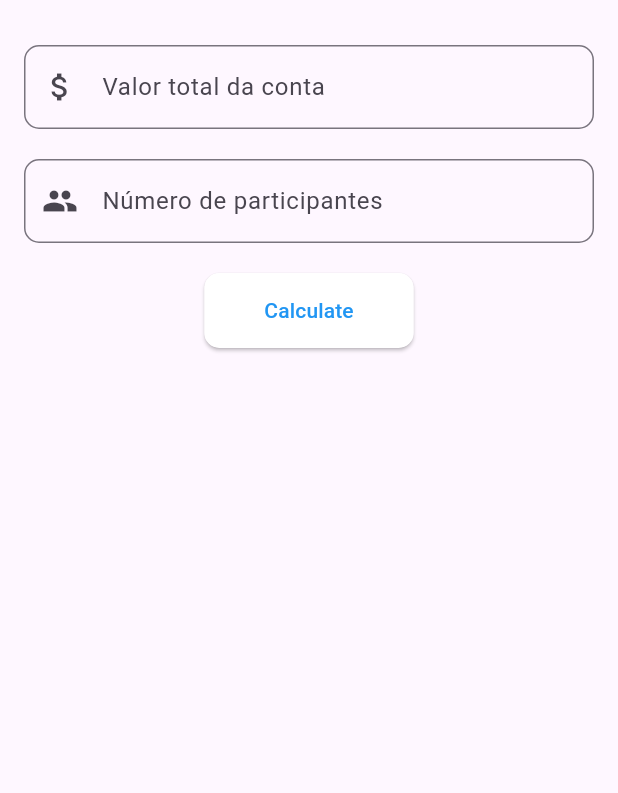
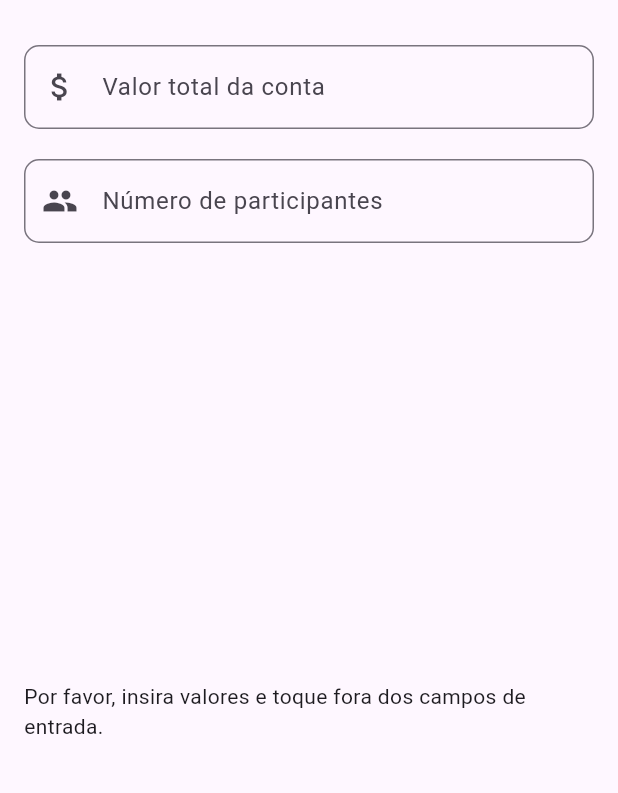
Before and after one commit to UildsonSantos/bill_spliter, a Flutter app: the screen it shows after launch, on a phone screen of 412 x 824 dp, the part 63-856 px from its top. Run offline on Flutter 3.47's test engine with Material 3 defaults, Android fonts, the phone set to English and light mode, and no system bars.

```diff
--- a/lib/main.dart
+++ b/lib/main.dart
@@ -31,17 +31,46 @@ class BillSplitterScreenState extends State<BillSplitterScreen> {
   final _formKey = GlobalKey<FormState>();
   final _totalAmountController = TextEditingController();
   final _numberOfPeopleController = TextEditingController();
+  final _totalAmountFocusNode = FocusNode();
+  final _numberOfPeopleFocusNode = FocusNode();
   final List<SplitAmount> _results = [];
+  int totalAmount = 0;
+  int numberOfPeople = 0;
+  double splitAmount = 0.0;
+
+  @override
+  void initState() {
+    super.initState();
+    _totalAmountFocusNode.addListener(_onFocusChange);
+    _numberOfPeopleFocusNode.addListener(_onFocusChange);
+  }
+
+  @override
+  void dispose() {
+    _totalAmountController.dispose();
+    _numberOfPeopleController.dispose();
+    _totalAmountFocusNode.removeListener(_onFocusChange);
+    _numberOfPeopleFocusNode.removeListener(_onFocusChange);
+    _totalAmountFocusNode.dispose();
+    _numberOfPeopleFocusNode.dispose();
+    super.dispose();
+  }
+
+  void _onFocusChange() {
+    if (!_totalAmountFocusNode.hasFocus && !_numberOfPeopleFocusNode.hasFocus) {
+      _calculateSplit();
+    }
+  }
 
   void _calculateSplit() {
     if (_formKey.currentState!.validate()) {
-      double totalAmount = double.parse(_totalAmountController.text);
-      int numberOfPeople = int.parse(_numberOfPeopleController.text);
-      double splitAmount = totalAmount / numberOfPeople;
+      totalAmount = int.parse(_totalAmountController.text);
+      numberOfPeople = int.parse(_numberOfPeopleController.text);
+      splitAmount = totalAmount / numberOfPeople;
+
       double roundedSplitAmount = (splitAmount * 100).round() / 100;
-      double totalRounded = roundedSplitAmount * numberOfPeople;
-      double adjustment = totalAmount - totalRounded;
-
+      double adjustment =
+          totalAmount - (roundedSplitAmount * (numberOfPeople - 1));
       setState(() {
         _results.clear();
         for (int i = 0; i < numberOfPeople - 1; i++) {
@@ -52,20 +81,48 @@ class BillSplitterScreenState extends State<BillSplitterScreen> {
           ));
         }
         _results.add(SplitAmount(
-          'R\$ ${(roundedSplitAmount + adjustment).toStringAsFixed(2)}',
+          'R\$ ${adjustment.toStringAsFixed(2)}',
           false,
-          true,
+          adjustment.toStringAsFixed(2) == roundedSplitAmount.toStringAsFixed(2)
+              ? false
+              : true,
         ));
       });
     }
   }
 
-  @override
-  void dispose() {
-    _totalAmountController.dispose();
-    _numberOfPeopleController.dispose();
-    super.dispose();
+  String? _validateSplitAmount(String? value) {
+    totalAmount = int.parse(_totalAmountController.text);
+    numberOfPeople = int.parse(_numberOfPeopleController.text);
+    splitAmount = totalAmount / numberOfPeople;
+
+    if (value == null || value.isEmpty) {
+      return 'Por favor, digite o número de participantes';
     }
+
+
+    final regex = RegExp(r'^([1-9][0-9]*\.[0-9]+|0\.[1-9][0-9]*)$');
+    if (!regex.hasMatch(splitAmount.toString())) {
+      return 'Desculpe, esta conta pode ser dividada por no Máximo ${totalAmount * 10} de participantes';
+    }
+    return null;
+  }
+
+  void _clearGrid() {
+    if (_results.isNotEmpty) {
+      setState(() {
+        _results.clear();
+      });
+    }
+  }
+
+  void onChangeTextFormField(String value) {
+    _clearGrid();
+    if (_formKey.currentState!.validate()) {
+      _calculateSplit();
+    }
+  }
+
 
   @override
   Widget build(BuildContext context) {
@@ -80,7 +137,10 @@ class BillSplitterScreenState extends State<BillSplitterScreen> {
           child: Column(
             children: <Widget>[
               TextFormField(
+                onTap: _clearGrid,
+                onChanged: onChangeTextFormField,
                 controller: _totalAmountController,
+                focusNode: _totalAmountFocusNode,
                 keyboardType: TextInputType.number,
                 decoration: InputDecoration(
                   labelText: 'Valor total da conta',
@@ -98,7 +158,10 @@ class BillSplitterScreenState extends State<BillSplitterScreen> {
               ),
               const SizedBox(height: 20),
               TextFormField(
+                  onTap: _clearGrid,
+                  onChanged: onChangeTextFormField,
                   controller: _numberOfPeopleController,
+                  focusNode: _numberOfPeopleFocusNode,
                   keyboardType: TextInputType.number,
                   decoration: InputDecoration(
                     labelText: 'Número de participantes',
@@ -107,31 +170,16 @@ class BillSplitterScreenState extends State<BillSplitterScreen> {
                       borderRadius: BorderRadius.circular(10.0),
                     ),
                   ),
-                validator: (value) {
-                  if (value!.isEmpty) {
-                    return 'Por favor, digite o número de participantes';
-                  }
-                  return null;
-                },
-              ),
-              const SizedBox(height: 20),
-              ElevatedButton(
-                onPressed: _calculateSplit,
-                style: ElevatedButton.styleFrom(
-                  foregroundColor: Colors.blue,
-                  backgroundColor: Colors.white,
-                  shape: RoundedRectangleBorder(
-                    borderRadius: BorderRadius.circular(10.0),
-                  ),
-                  padding:
-                      const EdgeInsets.symmetric(horizontal: 40, vertical: 15),
-                ),
-                child: const Text('Calculate'),
-              ),
+                  validator: _validateSplitAmount),
               const SizedBox(height: 20),
               Expanded(
-                child: GridView.builder(
-                  gridDelegate: const SliverGridDelegateWithFixedCrossAxisCount(
+                child: _results.isEmpty
+                    ? const Center(
+                        child: Text(
+                            'Por favor, insira valores e toque fora dos campos de entrada.'))
+                    : GridView.builder(
+                        gridDelegate:
+                            const SliverGridDelegateWithFixedCrossAxisCount(
                           crossAxisCount: 3,
                           childAspectRatio: 2,
                         ),
@@ -140,7 +188,8 @@ class BillSplitterScreenState extends State<BillSplitterScreen> {
                           return GestureDetector(
                             onTap: () {
                               setState(() {
-                          _results[index].isPaid = !_results[index].isPaid;
+                                _results[index].isPaid =
+                                    !_results[index].isPaid;
                               });
                             },
                             child: Card(
```
Lines whose indentation alone changed are shown as unchanged.
